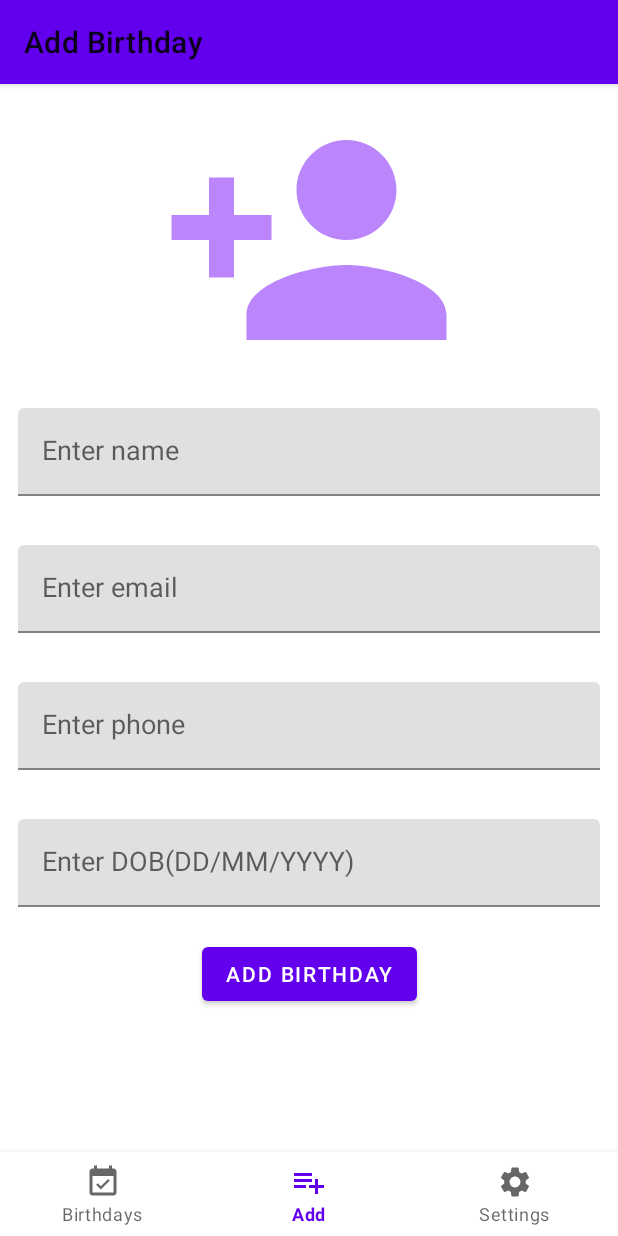
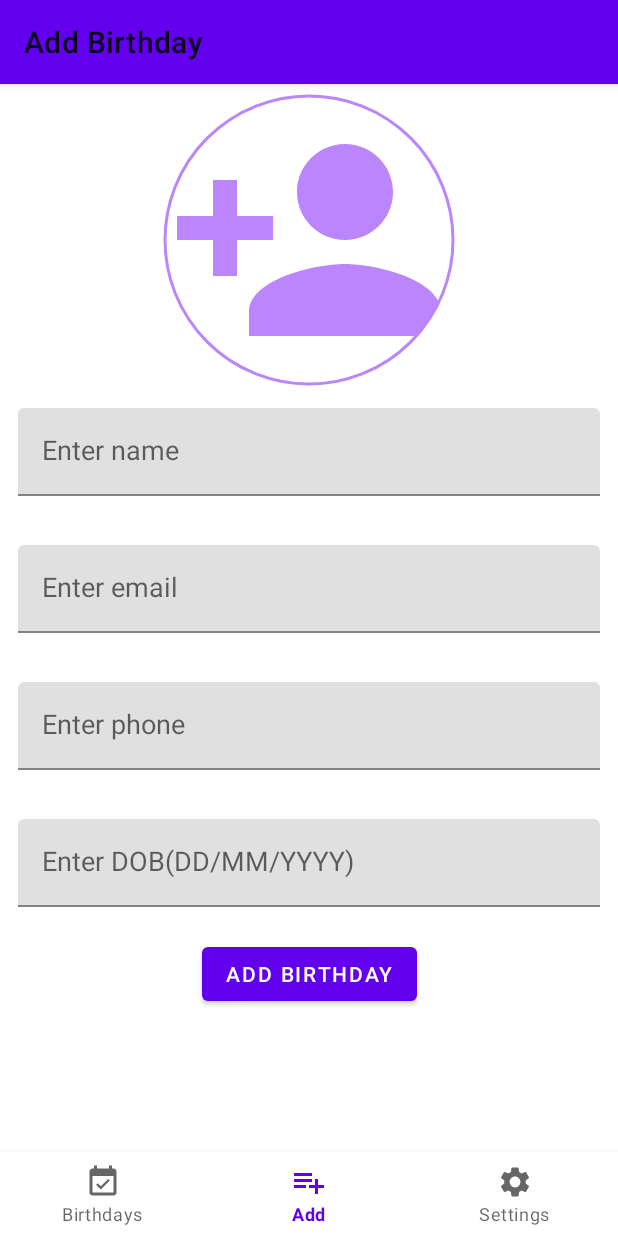
Before and after one commit to dipen-torinit/birthday-kotlin, an Android app: the AddBirthdayFragment screen opened through its navigation route, on a phone screen of 412 x 824 dp. Run offline under Robolectric (Android 15) with nearby library versions, the phone set to English and light mode, and no system bars; our stand-ins replace Dagger/Hilt's generated code, EventBus, Firebase (no records; nobody signed in at launch, a user with empty details on screens opened directly), data binding, navigation-ui; libraries missing offline, so code that uses them is left out: by.kirich1409.viewbindingdelegate, com.fondesa.kpermissions; 16 statements that could not run were skipped.

Commit message:
-Added "ShapeableImageView" -Updated name validation

```diff
--- a/app/src/main/java/com/birthday/kotlin/common/Validation.kt
+++ b/app/src/main/java/com/birthday/kotlin/common/Validation.kt
@@ -2,7 +2,7 @@ package com.birthday.kotlin.common
 
 object Validation {
     fun isNameValid(name: String): Boolean {
-        return Regex("^[A-Za-z]{2,40}()+\$").containsMatchIn(name)
+        return Regex("^[A-Za-z\\s]{2,40}()+\$").containsMatchIn(name)
     }
 
     fun isEmailValid(email: String): Boolean {
--- a/app/src/main/res/layout/fragment_add_birthday.xml
+++ b/app/src/main/res/layout/fragment_add_birthday.xml
@@ -19,14 +19,19 @@
             android:layout_height="match_parent"
             tools:context=".ui.add.AddBirthdayFragment">
 
-            <ImageView
+            <com.google.android.material.imageview.ShapeableImageView
                 android:id="@+id/photo_iv"
                 android:layout_width="@dimen/dp200"
                 android:layout_height="@dimen/dp200"
+                android:padding="@dimen/dp4"
+                android:scaleType="centerCrop"
                 android:src="@drawable/ic_baseline_person_add_24"
                 app:layout_constraintEnd_toEndOf="parent"
                 app:layout_constraintStart_toStartOf="parent"
-                app:layout_constraintTop_toTopOf="parent" />
+                app:layout_constraintTop_toTopOf="parent"
+                app:shapeAppearanceOverlay="@style/Circular.ImageView"
+                app:strokeColor="@color/purple_200"
+                app:strokeWidth="@dimen/dp2" />
 
             <com.google.android.material.textfield.TextInputLayout
                 android:id="@+id/name_til"
@@ -40,6 +45,7 @@
                     android:id="@+id/name_et"
                     style="@style/CustomTextInputEditText"
                     android:hint="@string/enter_name"
+                    android:inputType="textCapWords"
                     android:onTextChanged="@{(text, start, before, count) -> viewModel.onNameTextChanged(text)}"
                     android:text="@{viewModel.name}" />
             </com.google.android.material.textfield.TextInputLayout>
--- a/app/src/main/res/values/dimens.xml
+++ b/app/src/main/res/values/dimens.xml
@@ -1,5 +1,6 @@
 <resources>
     <!-- Default screen margins, per the Android Design guidelines. -->
+    <dimen name="dp2">2dp</dimen>
     <dimen name="dp4">4dp</dimen>
     <dimen name="dp8">8dp</dimen>
     <dimen name="dp12">12dp</dimen>
--- /dev/null
+++ b/app/src/main/res/values/styles.xml
@@ -0,0 +1,9 @@
+<?xml version="1.0" encoding="utf-8"?>
+<resources>
+
+    <style name="Circular.ImageView" parent="">
+        <item name="cornerFamily">rounded</item>
+        <item name="cornerSize">50%</item>
+        <item name="android:scaleType">fitXY</item>
+    </style>
+</resources>
```
Also changed, not shown: app/src/main/res/layout/birthday_list_item.xml (+8 -2 lines), app/src/main/res/layout/fragment_birthday_detail.xml (+7 -2 lines).
